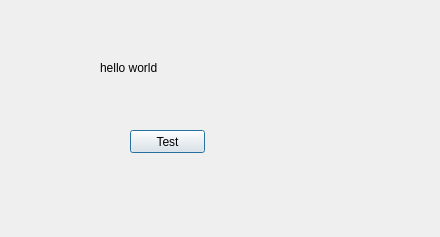
First picture: the form in maindialog.ui, repository Aoi-hosizora/GlobalHotkeyManager, before the edit.
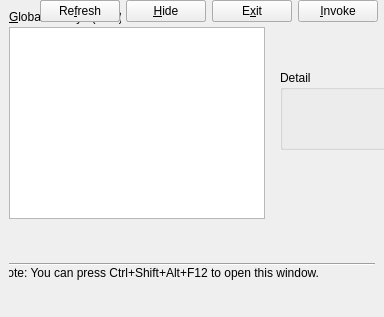
Second picture: the form after the edit.

Commit message: feat(ui): improve ui detail and closeEvent logic

```diff
--- a/maindialog.ui
+++ b/maindialog.ui
@@ -6,38 +6,178 @@
    <rect>
     <x>0</x>
     <y>0</y>
-    <width>440</width>
-    <height>237</height>
+    <width>384</width>
+    <height>317</height>
    </rect>
   </property>
+  <property name="minimumSize">
+   <size>
+    <width>360</width>
+    <height>300</height>
+   </size>
+  </property>
   <property name="windowTitle">
    <string>Global Hotkey Manager</string>
   </property>
-  <widget class="QPushButton" name="btnTest">
+  <widget class="QLabel" name="lblListTitle">
    <property name="geometry">
     <rect>
-     <x>130</x>
-     <y>130</y>
-     <width>75</width>
-     <height>23</height>
+     <x>9</x>
+     <y>9</y>
+     <width>112</width>
+     <height>16</height>
     </rect>
    </property>
    <property name="text">
-    <string>Test</string>
+    <string>&amp;Global hotkeys (All 0)</string>
    </property>
+   <property name="buddy">
+    <cstring>lstHotkeys</cstring>
+   </property>
   </widget>
-  <widget class="QLabel" name="lblTitle">
+  <widget class="QListWidget" name="lstHotkeys">
    <property name="geometry">
     <rect>
-     <x>100</x>
-     <y>60</y>
-     <width>61</width>
+     <x>9</x>
+     <y>27</y>
+     <width>256</width>
+     <height>192</height>
+    </rect>
+   </property>
+   <property name="editTriggers">
+    <set>QAbstractItemView::NoEditTriggers</set>
+   </property>
+   <property name="verticalScrollMode">
+    <enum>QAbstractItemView::ScrollPerPixel</enum>
+   </property>
+   <property name="horizontalScrollMode">
+    <enum>QAbstractItemView::ScrollPerPixel</enum>
+   </property>
+  </widget>
+  <widget class="Line" name="line">
+   <property name="geometry">
+    <rect>
+     <x>9</x>
+     <y>256</y>
+     <width>366</width>
      <height>16</height>
     </rect>
    </property>
+   <property name="orientation">
+    <enum>Qt::Horizontal</enum>
+   </property>
+  </widget>
+  <widget class="QLabel" name="lblHint">
+   <property name="geometry">
+    <rect>
+     <x>9</x>
+     <y>265</y>
+     <width>310</width>
+     <height>16</height>
+    </rect>
+   </property>
    <property name="text">
-    <string>hello world</string>
+    <string>Note: You can press Ctrl+Shift+Alt+F12 to open this window.</string>
    </property>
+   <property name="alignment">
+    <set>Qt::AlignRight|Qt::AlignTrailing|Qt::AlignVCenter</set>
+   </property>
+  </widget>
+  <widget class="QGroupBox" name="groupBox">
+   <property name="geometry">
+    <rect>
+     <x>280</x>
+     <y>70</y>
+     <width>120</width>
+     <height>80</height>
+    </rect>
+   </property>
+   <property name="title">
+    <string>Detail</string>
+   </property>
+  </widget>
+  <widget class="QWidget" name="">
+   <layout class="QHBoxLayout" name="horizontalLayout_4">
+    <item>
+     <spacer name="horizontalSpacer_2">
+      <property name="orientation">
+       <enum>Qt::Horizontal</enum>
+      </property>
+      <property name="sizeHint" stdset="0">
+       <size>
+        <width>40</width>
+        <height>20</height>
+       </size>
+      </property>
+     </spacer>
+    </item>
+    <item>
+     <widget class="QPushButton" name="btnAdd">
+      <property name="text">
+       <string>&amp;Add...</string>
+      </property>
+     </widget>
+    </item>
+    <item>
+     <widget class="QPushButton" name="btnRemove">
+      <property name="text">
+       <string>&amp;Remove</string>
+      </property>
+     </widget>
+    </item>
+    <item>
+     <widget class="QPushButton" name="editBtn">
+      <property name="text">
+       <string>&amp;Edit...</string>
+      </property>
+     </widget>
+    </item>
+    <item>
+     <widget class="QPushButton" name="btnInvoke">
+      <property name="text">
+       <string>&amp;Invoke</string>
+      </property>
+     </widget>
+    </item>
+   </layout>
+  </widget>
+  <widget class="QWidget" name="">
+   <layout class="QHBoxLayout" name="horizontalLayout">
+    <item>
+     <spacer name="horizontalSpacer">
+      <property name="orientation">
+       <enum>Qt::Horizontal</enum>
+      </property>
+      <property name="sizeHint" stdset="0">
+       <size>
+        <width>40</width>
+        <height>20</height>
+       </size>
+      </property>
+     </spacer>
+    </item>
+    <item>
+     <widget class="QPushButton" name="btnRefresh">
+      <property name="text">
+       <string>Re&amp;fresh</string>
+      </property>
+     </widget>
+    </item>
+    <item>
+     <widget class="QPushButton" name="btnHide">
+      <property name="text">
+       <string>&amp;Hide</string>
+      </property>
+     </widget>
+    </item>
+    <item>
+     <widget class="QPushButton" name="btnExit">
+      <property name="text">
+       <string>E&amp;xit</string>
+      </property>
+     </widget>
+    </item>
+   </layout>
   </widget>
  </widget>
  <resources/>
```
Left out of the diff: 10 changed lines with no effect on the pictures. The commit also changes 9 other files.
